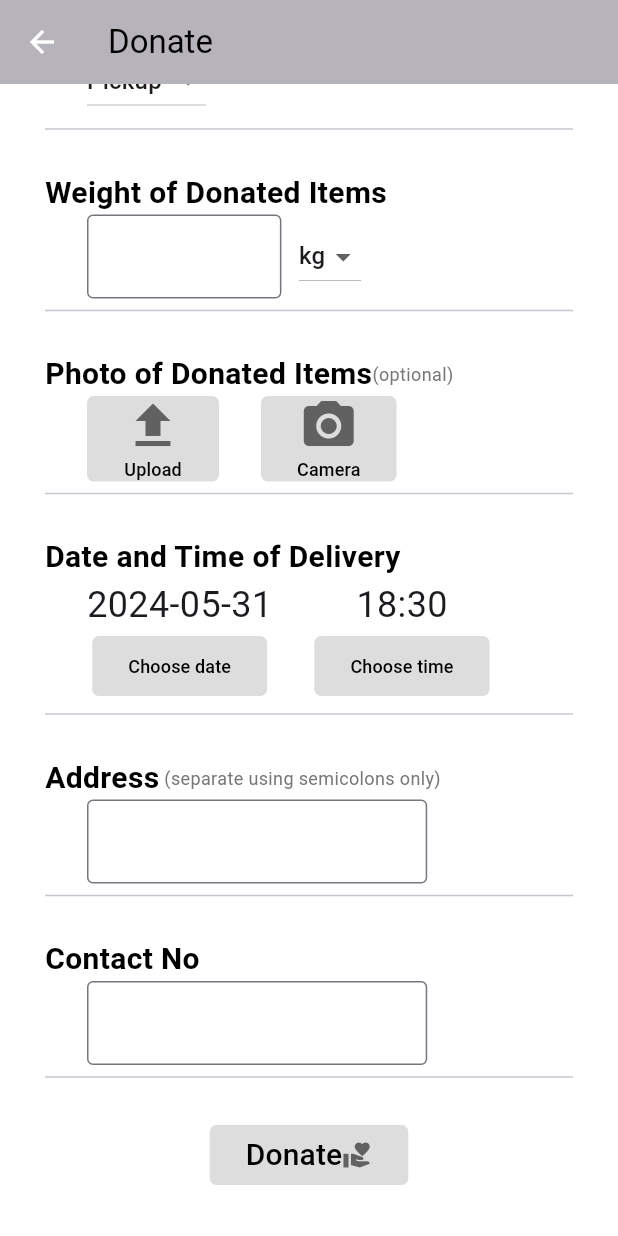
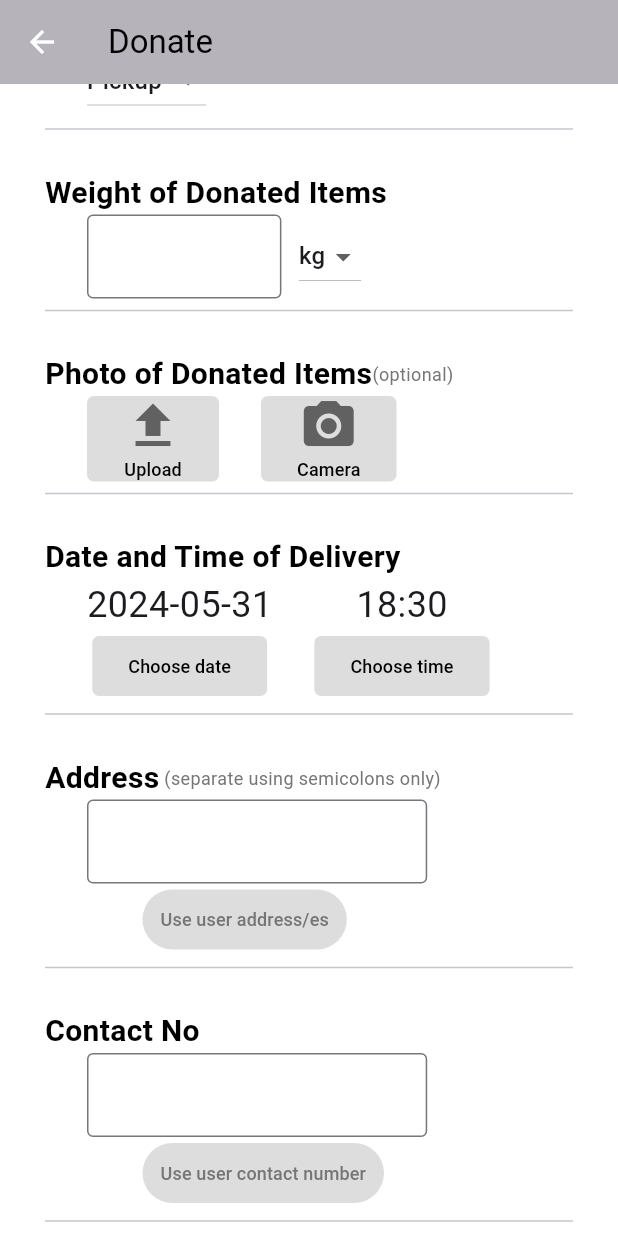
Before and after one commit to bsevangelista/CMSC23-donation-system, a Flutter app: the DonatePage screen opened directly with empty values, scrolled down 390 dp, on a phone screen of 412 x 824 dp. Run offline on Flutter 3.47's test engine with Material 3 defaults, Android fonts, the phone set to English and light mode, and no system bars; our stand-ins replace cloud_firestore, firebase_auth, firebase_core, firebase_storage, image_picker, qr_flutter; accounts and stored records are empty.

Commit message:
user can now use saved user contact num and address/es in making a donation

```diff
--- a/lib/models/donor_model.dart
+++ b/lib/models/donor_model.dart
@@ -4,7 +4,8 @@ import 'package:cloud_firestore/cloud_firestore.dart';
 
 class Donor {
   String? id;
-  String address;
+  // String address;
+  List<String> address;
   String contactNum;
   String email;
   String name;
@@ -22,7 +23,7 @@ class Donor {
   factory Donor.fromJson(Map<String, dynamic> json) {
     return Donor(
       id: json['id'],
-      address: json['address'],
+      address: List<String>.from(json['address']),
       contactNum: json['contactNum'],
       email: json['email'],
       name: json['name'],
@@ -34,7 +35,7 @@ class Donor {
     Map<String, dynamic> data = snapshot.data() as Map<String, dynamic>;
     return Donor(
       id: snapshot.id,
-      address: data['address'],
+      address: List<String>.from(data['address']),
       contactNum: data['contactNum'],
       email: data['email'],
       name: data['name'],
--- a/lib/pages/donor/donate_page.dart
+++ b/lib/pages/donor/donate_page.dart
@@ -1,8 +1,10 @@
 import 'dart:io';
 
 import 'package:app/models/donation_model.dart';
+import 'package:app/models/donor_model.dart';
 import 'package:app/models/organization_model.dart';
 import 'package:app/providers/donation_provider.dart';
+import 'package:cloud_firestore/cloud_firestore.dart';
 // import 'package:cloud_firestore/cloud_firestore.dart';
 import 'package:firebase_auth/firebase_auth.dart';
 import 'package:flutter/material.dart';
@@ -28,7 +30,22 @@ class _DonatePageState extends State<DonatePage> {
   _DonatePageState(this.organization);
   final Organization organization;
 
-  User? user = FirebaseAuth.instance.currentUser;
+  // User? user = FirebaseAuth.instance.currentUser;
+  Donor? _donor;
+
+  @override
+  void initState() {
+    super.initState();
+    fetchUserInfo();
+  }
+
+  void fetchUserInfo() async {
+    DocumentSnapshot userInfoSnapshot = await Provider.of<DonationProvider>(context, listen: false).userInfoFuture;
+    setState(() {
+      _donor = Donor.fromSnapshot(userInfoSnapshot);
+    });
+  }
+
 
   final _formKey = GlobalKey<FormState>();
   int _categoryCounter = 0;
@@ -467,6 +484,25 @@ class _DonatePageState extends State<DonatePage> {
                   if (_deliveryMode=="Pickup") Row(children: [titleStyle("Address"), Text(" (separate using semicolons only)", style: TextStyle(fontSize: 12, color: Color.fromRGBO(120, 117, 117, 1))),]),
 
                   if (_deliveryMode=="Pickup") Address(_addressStringController, (String val) => _addressString = val),
+                  if (_deliveryMode=="Pickup") Padding(
+                                                padding: const EdgeInsets.only(left: 65.0),
+                                                child: TextButton(
+                                                  style: TextButton.styleFrom(
+                                                    backgroundColor: Color.fromARGB(184, 208, 208, 208),
+                                                  ),
+                                                  onPressed: () {
+
+                                                    for (int i=0; i<_donor!.address.length; i++) {
+                                                      if (i>0) {
+                                                        _addressStringController.text=_addressStringController.text+";"+_donor!.address[i];
+                                                      }else{
+                                                        _addressStringController.text=_donor!.address[0];
+                                                      }
+                                                    }
+                                                  },
+                                                  child: Text("Use user address/es", style: TextStyle(fontSize: 12, color: Color.fromRGBO(120, 117, 117, 1)))
+                                                ),
+                                              ),
 
 
                   ////////////////////////////////////////////////////////////////////////////////////////////////////////////
@@ -474,6 +510,18 @@ class _DonatePageState extends State<DonatePage> {
                   if (_deliveryMode=="Pickup") titleStyle("Contact No"),
 
                   if (_deliveryMode=="Pickup") ContactNo(_contactNumController, (String val) => _contactNum = val),
+                  if (_deliveryMode=="Pickup") Padding(
+                                                padding: const EdgeInsets.only(left: 65.0),
+                                                child: TextButton(
+                                                  style: TextButton.styleFrom(
+                                                    backgroundColor: Color.fromARGB(184, 208, 208, 208),
+                                                  ),
+                                                  onPressed: () {
+                                                    _contactNumController.text=_donor!.contactNum;
+                                                  },
+                                                  child: Text("Use user contact number", style: TextStyle(fontSize: 12, color: Color.fromRGBO(120, 117, 117, 1)))
+                                                ),
+                                              ),
 
           //////////////////////// for pickup only
 
@@ -513,10 +561,6 @@ class _DonatePageState extends State<DonatePage> {
                                   _category.add(_otherCategories[i]);
                                 }
                               }
-
-                              _address = _addressString.split(";").map((x) => x.trim()).where((element)=>element.isNotEmpty).toList();
-                              _tempDonation.address = _address;
-
                               _tempDonation.category=_category;
                               _tempDonation.organization=organization.id!;
                               _tempDonation.deliveryMode=_deliveryMode;
@@ -525,7 +569,8 @@ class _DonatePageState extends State<DonatePage> {
                               _tempDonation.weightType=_weightType;
                               // _tempDonation.dateTime=dateTimetoTimestamp(_dateTime);
                               _tempDonation.dateTime=_dateTime;
-                              _tempDonation.user=user!.uid;
+                              // _tempDonation.user=user!.uid;
+                              _tempDonation.user=_donor!.id!;
 
                               if (_imageUrl!="") {
                                 _tempDonation.image=_imageUrl;
@@ -533,14 +578,12 @@ class _DonatePageState extends State<DonatePage> {
 
 
                             if (_deliveryMode=="Pickup") {
-                              // setState(() {
-                                //address
-                                _tempDonation.contactNum=_contactNum;
-                              // });
+                              _address = _addressString.split(";").map((x) => x.trim()).where((element)=>element.isNotEmpty).toList();
+                              _tempDonation.address = _address;
+
+                              _tempDonation.contactNum=_contactNum;
                             } else{
-                              // setState(() {
                                 //qr
-                              // });
                             }
 
 
```
Also changed, not shown: lib/pages/donor/donation_details.dart (+7 -4 lines).
